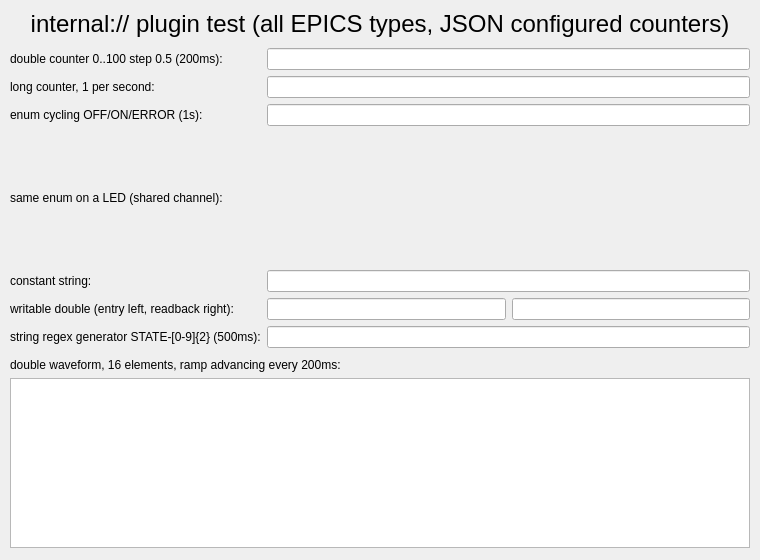
CraftingDragon007/caqtdm, file caQtDM_Tests/internalplugintest.ui: the form before one commit.
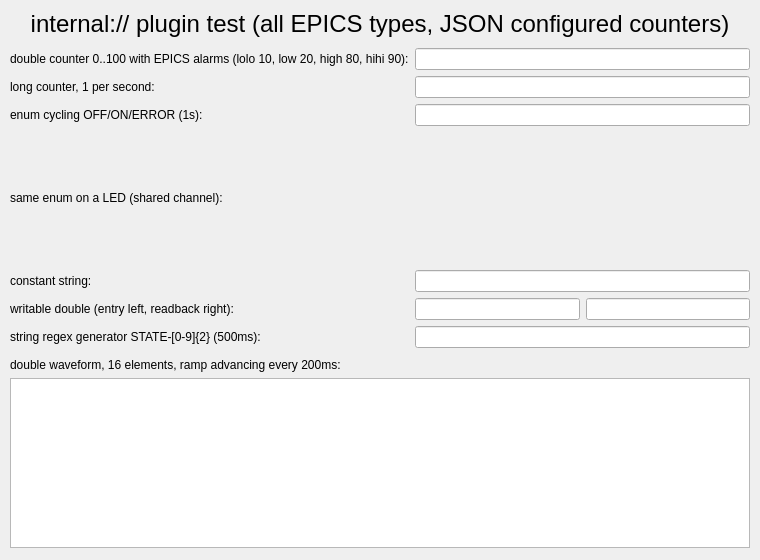
The form after the commit. Custom widgets are drawn as their Qt base class.

Commit message: rename some datapoints to be more EPICS like.

```diff
--- a/caQtDM_Tests/internalplugintest.ui
+++ b/caQtDM_Tests/internalplugintest.ui
@@ -48,7 +48,7 @@
      <item row="0" column="0">
       <widget class="caLabel" name="calabel_ramp">
        <property name="text">
-        <string>double counter 0..100 step 0.5 (200ms):</string>
+        <string>double counter 0..100 with EPICS alarms (lolo 10, low 20, high 80, hihi 90):</string>
        </property>
       </widget>
      </item>
```
Left out of the diff: 13 changed lines with no effect on the pictures. The commit also changes 7 other files.
